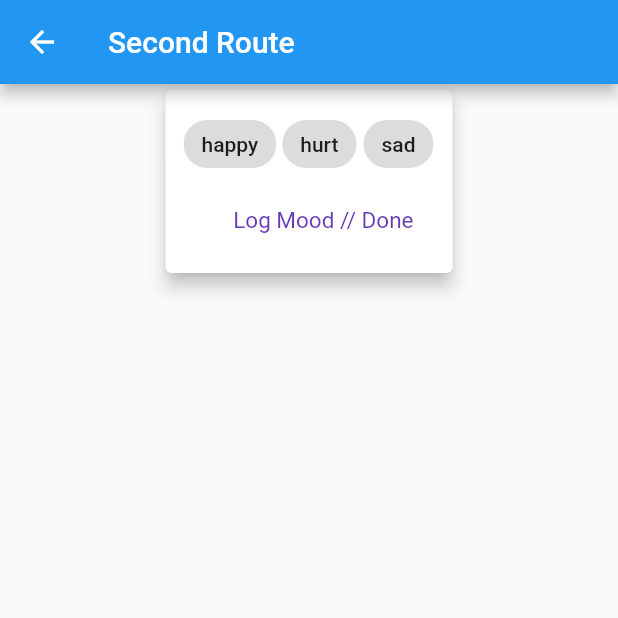
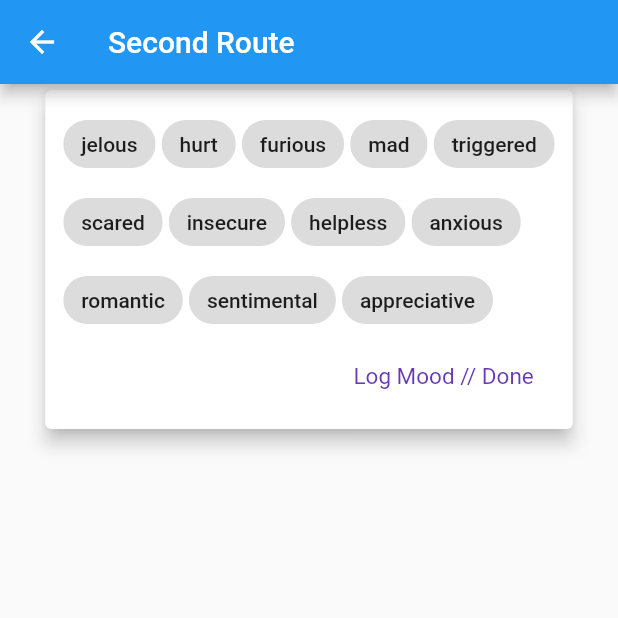
Before and after one commit to AugusteBalz/trial0103, a Flutter app: the screen it shows after launch, after a tap on "Log emotions", on a phone screen of 412 x 824 dp, the top half of it. Run offline on Flutter 3.47's test engine with Material 2 defaults, Android fonts, the phone set to English and light mode, and no system bars.

Commit message:
navigation first screen + colors and names fixed on cards

```diff
--- a/lib/assets/constants_of_mood.dart
+++ b/lib/assets/constants_of_mood.dart
@@ -1,4 +1,5 @@
 import 'package:flutter/material.dart';
+import 'package:trial0103/assets/colors_of_mood.dart';
 import 'package:trial0103/models/blueprint_mood.dart';
 import 'package:trial0103/models/moods.dart';
 
@@ -11,17 +12,94 @@ class ConstantsOfMood {
 
   //ANGRY
 
+
+  BlueprintMood JELOUS = BlueprintMood(
+      name: "jelous",
+      moodPrimary: PrimaryMoods.Angry,
+      moodSecondary: SecondaryMoods.angry_Jelous,
+      color: angryMoodColor);
+
   BlueprintMood HURT = BlueprintMood(
       name: "hurt",
       moodPrimary: PrimaryMoods.Angry,
       moodSecondary: SecondaryMoods.angry_Hurt,
-      color: Colors.red);
+      color: angryMoodColor);
+
+  BlueprintMood FURIOUS = BlueprintMood(
+      name: "furious",
+      moodPrimary: PrimaryMoods.Angry,
+      moodSecondary: SecondaryMoods.angry_Furious,
+      color: angryMoodColor);
 
   BlueprintMood MAD = BlueprintMood(
       name: "mad",
       moodPrimary: PrimaryMoods.Angry,
       moodSecondary: SecondaryMoods.angry_Mad,
-      color: Colors.red);
+      color: angryMoodColor);
+
+  BlueprintMood TRIGGERED = BlueprintMood(
+      name: "triggered",
+      moodPrimary: PrimaryMoods.Angry,
+      moodSecondary: SecondaryMoods.angry_Triggered,
+      color: angryMoodColor);
+
+
+
+  //FEARFUL
+
+  BlueprintMood SCARED = BlueprintMood(
+      name: "scared",
+      moodPrimary: PrimaryMoods.Fearful,
+      moodSecondary: SecondaryMoods.fear_Scared,
+      color: fearMoodColor);
+
+  BlueprintMood INSECURE = BlueprintMood(
+      name: "insecure",
+      moodPrimary: PrimaryMoods.Fearful,
+      moodSecondary: SecondaryMoods.fear_Insecure,
+      color: fearMoodColor);
+
+  BlueprintMood HELPLESS = BlueprintMood(
+      name: "helpless",
+      moodPrimary: PrimaryMoods.Fearful,
+      moodSecondary: SecondaryMoods.fear_Helpless,
+      color: fearMoodColor);
+
+  BlueprintMood ANXIOUS = BlueprintMood(
+      name: "anxious",
+      moodPrimary: PrimaryMoods.Fearful,
+      moodSecondary: SecondaryMoods.fear_Anxious,
+      color: fearMoodColor);
+
+
+  //LOVE
+
+  BlueprintMood ROMANTIC = BlueprintMood(
+      name: "romantic",
+      moodPrimary: PrimaryMoods.Love,
+      moodSecondary: SecondaryMoods.love_Romantic,
+      color: loveMoodColor);
+
+  BlueprintMood SENTIMENTAL = BlueprintMood(
+      name: "sentimental",
+      moodPrimary: PrimaryMoods.Love,
+      moodSecondary: SecondaryMoods.love_Sentimental,
+      color: loveMoodColor);
+
+  BlueprintMood APPRECIATIVE = BlueprintMood(
+      name: "appreciative",
+      moodPrimary: PrimaryMoods.Love,
+      moodSecondary: SecondaryMoods.love_Appreciative,
+      color: loveMoodColor);
+
+
+
+
+
+
+
+
+
 
 
 
@@ -29,18 +107,16 @@ class ConstantsOfMood {
 
   //SAD
 
-  //TODO: fix to take constant color
-  MaterialColor colourSad = Colors.blue;
 
   BlueprintMood LONELY = BlueprintMood(
       name: "lonely",
       moodPrimary: PrimaryMoods.Sad,
       moodSecondary: SecondaryMoods.sad_Lonely,
-      color: Colors.blue);
+      color: sadMoodColor);
 
   BlueprintMood DISAPPOINTED = BlueprintMood(
       name: "disappointed",
       moodPrimary: PrimaryMoods.Sad,
       moodSecondary: SecondaryMoods.sad_Dissapointed,
-      color: Colors.blue);
+      color: sadMoodColor);
 }
--- a/lib/assets/globals.dart
+++ b/lib/assets/globals.dart
@@ -7,23 +7,54 @@ import 'package:trial0103/models/moods.dart';
 import 'package:trial0103/models/one_mood.dart';
 import 'package:trial0103/assets/constants_of_mood.dart';
 
+List<String> displayMoods = [
+  "jelous",
+  "hurt",
+  "furious",
+  "mad",
+  "triggered",
 
+  //-------
 
-List<String> displayMoods = ['happy', 'hurt', 'sad'];
+  "scared",
+  "insecure",
+  "helpless",
+  "anxious",
+
+  //-------
+
+  "romantic",
+  "sentimental",
+  "appreciative",
+];
 
 List<String> selectedDisplayMoods = [];
 
 ConstantsOfMood wholeList = ConstantsOfMood();
 
 Map<String, BlueprintMood> nameToBlueprint = {
+  //ANGRY
+  "jelous": wholeList.JELOUS,
+  "hurt": wholeList.HURT,
+  "furious": wholeList.FURIOUS,
+  "mad": wholeList.MAD,
+  "triggered": wholeList.TRIGGERED,
 
-  "hurt" : wholeList.HURT,
-  "mad" : wholeList.MAD,
-  "lonely" : wholeList.LONELY,
-  "disappointed" : wholeList.DISAPPOINTED,
+  //FEAR
 
+  "scared": wholeList.SCARED,
+  "insecure": wholeList.INSECURE,
+  "helpless": wholeList.HELPLESS,
+  "anxious": wholeList.ANXIOUS,
 
+  //LOVE
 
+  "romantic": wholeList.ROMANTIC,
+  "sentimental": wholeList.SENTIMENTAL,
+  "appreciative": wholeList.APPRECIATIVE,
+
+  "lonely": wholeList.LONELY,
+  "disappointed": wholeList.DISAPPOINTED,
 };
 
 final List<MoodEntry> moodEntryList = [
@@ -45,7 +76,6 @@ final List<MoodEntry> moodEntryList = [
       ),
     ],
   ),
-
   MoodEntry(
     id: 'e2',
     dateTime: DateTime.now(),
--- a/lib/models/blueprint_mood.dart
+++ b/lib/models/blueprint_mood.dart
@@ -20,5 +20,5 @@ class BlueprintMood {
 BlueprintMood defaultBlueprint = BlueprintMood(
     name: "happy",
     moodPrimary: PrimaryMoods.Joy,
-    moodSecondary: SecondaryMoods.joy_happy,
+    moodSecondary: SecondaryMoods.joy_Happy,
     color: Colors.yellow);
--- a/lib/models/moods.dart
+++ b/lib/models/moods.dart
@@ -40,7 +40,7 @@ enum SecondaryMoods {
   joy_Peaceful,
   joy_Pleased,
   joy_Eager,
-  joy_happy,
+  joy_Happy,
 
   //surprise
   surprise_Amazed,
@@ -59,6 +59,7 @@ enum SecondaryMoods {
 
   other_Empty,
   other_Shameful,
+  other_No_Emotion,
 }
 
 enum FearMood {
--- a/lib/widgets/display_multi_selection.dart
+++ b/lib/widgets/display_multi_selection.dart
@@ -2,7 +2,7 @@ import 'package:flutter/material.dart';
 import 'package:trial0103/assets/globals.dart';
 import 'package:trial0103/models/moods.dart';
 import 'package:trial0103/models/one_mood.dart';
-import 'package:trial0103/widgets/multi_select_chip.dart';
+import 'package:trial0103/widgets/multi_select_chip2.dart';
 
 
 class DisplayMultiSelection extends StatefulWidget {
--- a/lib/widgets/log_mood_screen_one.dart
+++ b/lib/widgets/log_mood_screen_one.dart
@@ -16,7 +16,7 @@ class LogMoodScreenOne extends StatefulWidget {
 }
 
 class _LogMoodScreenOneState extends State<LogMoodScreenOne> {
-  void _addNewMoodEntry(String txTitle, double txAmount) {
+  void _addNewMoodEntry() {
     //default blueprint
 
     BlueprintMood? temporaryMood = defaultBlueprint;
--- a/lib/widgets/moodlog_list.dart
+++ b/lib/widgets/moodlog_list.dart
@@ -3,41 +3,26 @@ import 'package:trial0103/assets/globals.dart';
 import 'package:trial0103/models/mood_entries.dart';
 import 'package:intl/intl.dart';
 
-
-
-
-
 class MoodLogList extends StatelessWidget {
-
-
-
   @override
   Widget build(BuildContext context) {
-    return  Column(
+    return Column(
       children: [
         Column(
           //map the list of transactions to the widgets
           //"for each moodlog "md" draw a widget"
-          children:
-
-          moodEntryList.map((entry) {
+          children: moodEntryList.map((entry) {
             //take off the time from the map key
-
-            print(entry.id);
 
             DateTime entryTime = entry.dateTime;
 
-
             return Column(
               children: [
-
                 Container(
-
                   margin: const EdgeInsets.symmetric(
                     vertical: 10,
                     horizontal: 15,
                   ),
-
                   child: Card(
                     elevation: 4,
                     shape: RoundedRectangleBorder(
@@ -45,16 +30,13 @@ class MoodLogList extends StatelessWidget {
                     ),
                     child: Column(
                       children: [
-
                         Container(
                           padding: const EdgeInsets.symmetric(
                             vertical: 10,
                             horizontal: 15,
                           ),
-
                           child: Text(
-                            DateFormat("MMM d, hh:mm")
-                                .format(entryTime),
+                            DateFormat("MMM d, hh:mm").format(entryTime),
                             //writes out the date
                             style: const TextStyle(
                                 fontWeight: FontWeight.bold,
@@ -66,14 +48,10 @@ class MoodLogList extends StatelessWidget {
                           //map the list of moods to the widgets
                           //"for each moodlog "md" draw a widget"
 
-                          children:
-
-                          entry.eachMood.map((md) {
+                          children: entry.eachMood.map((md) {
                             //previous output:
                             // "SecondaryMood.angry_jelous"
                             //this leaves it just with "jelous"
-
-
 
                             String temp = md.moodSecondary.toString();
                             String newMoodS = temp.substring(
@@ -97,8 +75,6 @@ class MoodLogList extends StatelessWidget {
                             //displaying widgets
 
                             return Container(
-
-
                                 child: Container(
                               margin: const EdgeInsets.symmetric(
                                 vertical: 10,
@@ -121,13 +97,11 @@ class MoodLogList extends StatelessWidget {
                                               style: TextStyle(
                                                 fontWeight: FontWeight.bold,
                                                 fontSize: 10,
-                                                    color: Colors.lightBlueAccent,
+                                                color: myColor,
                                               )),
                                         ),
 
                                         //the date
-
-
                                       ],
                                     ),
                                   ),
@@ -142,7 +116,11 @@ class MoodLogList extends StatelessWidget {
                                         Container(
                                           child: Text(
                                             newMoodS,
-                                                // style: GoogleFonts.lato(fontStyle: FontStyle.italic, fontSize: 25)
+                                            // style: GoogleFonts.lato(fontStyle: FontStyle.italic, fontSize: )
+
+                                            style: const TextStyle(
+                                              fontSize: 20,
+                                            ),
                                           ),
                                         ),
 
@@ -167,8 +145,6 @@ class MoodLogList extends StatelessWidget {
 
                                 );
                           }).toList(),
-
-
                         ),
                       ],
                     ),
@@ -180,7 +156,6 @@ class MoodLogList extends StatelessWidget {
         ),
       ],
     );
-
 
     /*
       Column(
--- a/lib/widgets/new_mood.dart
+++ b/lib/widgets/new_mood.dart
@@ -2,12 +2,8 @@ import 'package:flutter/material.dart';
 
 import 'display_multi_selection.dart';
 
-
 class NewMood extends StatelessWidget {
   final Function addMood;
-
-  final titleController = TextEditingController();
-  final amountController = TextEditingController();
 
   NewMood(this.addMood);
 
@@ -21,7 +17,6 @@ class NewMood extends StatelessWidget {
           crossAxisAlignment: CrossAxisAlignment.end,
           children: [
             DisplayMultiSelection(),
-
             TextButton(
               child: Text("Log Mood // Done"),
               style: TextButton.styleFrom(
@@ -30,13 +25,9 @@ class NewMood extends StatelessWidget {
                 textStyle: const TextStyle(fontSize: 15),
               ),
               onPressed: () {
-                addMood(
-                  "had",
-                  double.parse("3"),
-                );
+                addMood();
 
                 Navigator.pop(context);
-
               },
             )
           ],
```
Also changed, not shown: lib/assets/colors_of_mood.dart (added, +13 -0 lines), lib/widgets/multi_select_chip2.dart (renamed from lib/widgets/multi_select_chip.dart). Lines whose indentation alone changed are shown as unchanged.
